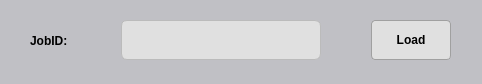
Before: the Qt Designer form ui/load_data_dynamic_dialog.ui in Hauh4444/WIS-Accuracy-Data-Analytics, drawn with Qt 5.
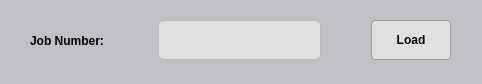
After: the same form once the commit is applied.

```diff
--- a/ui/load_data_dynamic_dialog.ui
+++ b/ui/load_data_dynamic_dialog.ui
@@ -86,7 +86,7 @@
     <item>
      <widget class="QLabel" name="label">
       <property name="text">
-       <string>JobID: </string>
+       <string>Job Number: </string>
       </property>
      </widget>
     </item>
```
Left out of the diff: 2 changed lines with no effect on the pictures.
